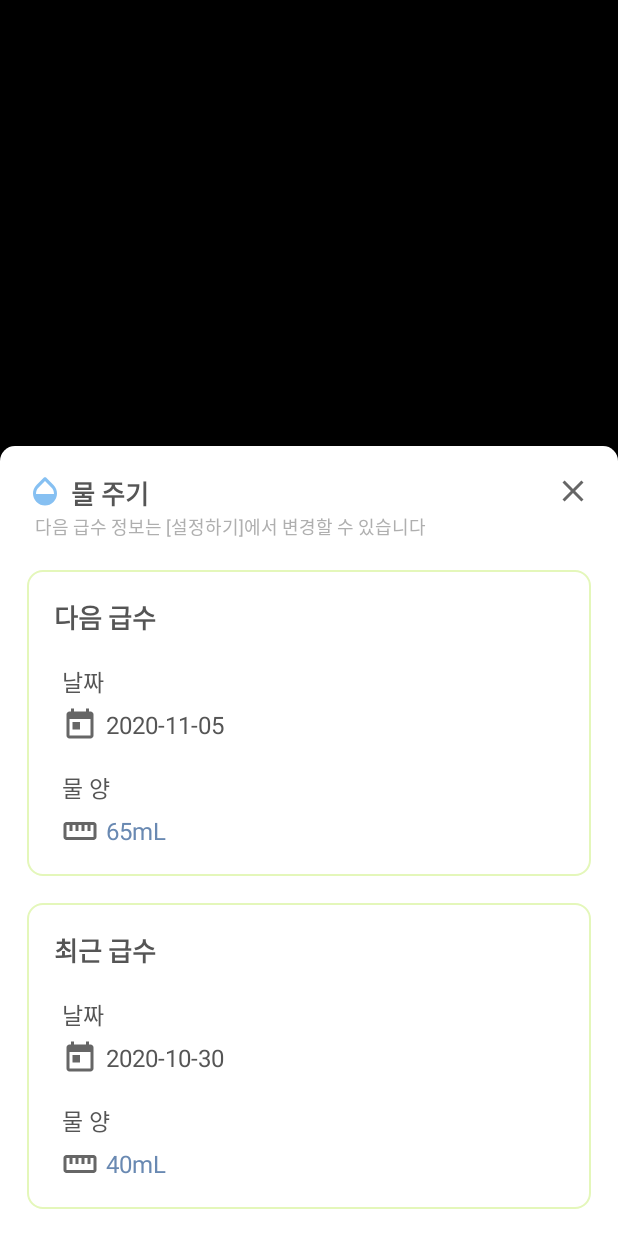
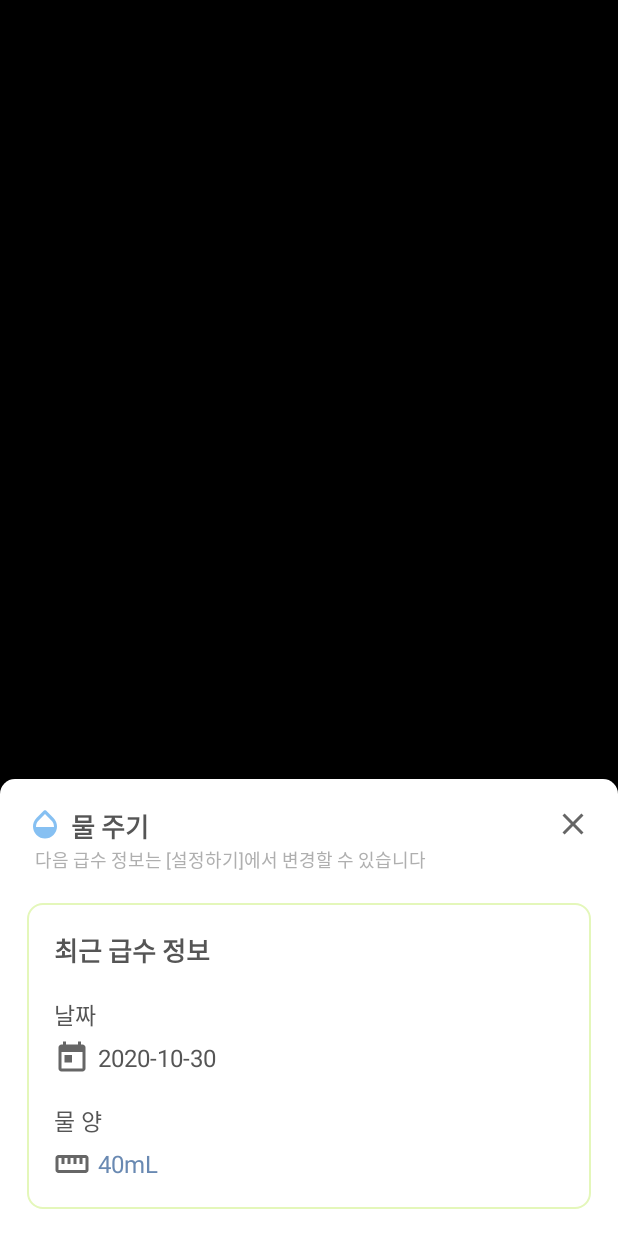
Before and after one commit to jiyeung-yun/teamc_capstone_design, an Android app: the WaterActivity screen opened directly, with no data from a screen before it, on a phone screen of 412 x 824 dp. Run offline under Robolectric (Android 15) with nearby library versions, the phone set to English and light mode, and no system bars; 4 statements that could not run were skipped.

Commit message:
주석 추가

```diff
--- a/Capstone/app/src/main/res/layout/activity_water.xml
+++ b/Capstone/app/src/main/res/layout/activity_water.xml
@@ -56,7 +56,8 @@
             android:textColor="@color/colorSubTitleFont"
             android:textSize="@dimen/sub_title_font_size" />
 
-        <LinearLayout
+        <!--
+                <LinearLayout
             android:id="@+id/view_next_watering"
             android:layout_width="match_parent"
             android:layout_height="wrap_content"
@@ -81,7 +82,6 @@
             <TextView
                 android:layout_width="match_parent"
                 android:layout_height="wrap_content"
-                android:layout_marginLeft="@dimen/block_title_padding"
                 android:layout_marginBottom="@dimen/block_title_padding"
                 android:layout_weight="1"
                 android:text="날짜"
@@ -89,9 +89,9 @@
                 android:textSize="@dimen/block_content_font_size" />
 
             <LinearLayout
+                android:id="@+id/ly_next_date"
                 android:layout_width="match_parent"
                 android:layout_height="match_parent"
-                android:layout_marginLeft="@dimen/block_title_padding"
                 android:layout_weight="1"
                 android:gravity="center_vertical"
                 android:orientation="horizontal">
@@ -116,7 +116,6 @@
             <TextView
                 android:layout_width="match_parent"
                 android:layout_height="wrap_content"
-                android:layout_marginLeft="@dimen/block_title_padding"
                 android:layout_marginTop="@dimen/side_padding"
                 android:layout_marginBottom="@dimen/block_title_padding"
                 android:layout_weight="1"
@@ -125,9 +124,9 @@
                 android:textSize="@dimen/block_content_font_size" />
 
             <LinearLayout
+                android:id="@+id/ly_next_vol"
                 android:layout_width="match_parent"
                 android:layout_height="wrap_content"
-                android:layout_marginLeft="@dimen/block_title_padding"
                 android:layout_weight="1"
                 android:gravity="center_vertical"
                 android:orientation="horizontal">
@@ -151,6 +150,9 @@
 
 
         </LinearLayout>
+
+
+        -->
 
         <LinearLayout
             android:id="@+id/view_prev_watering"
@@ -176,7 +178,6 @@
             <TextView
                 android:layout_width="match_parent"
                 android:layout_height="wrap_content"
-                android:layout_marginLeft="@dimen/block_title_padding"
                 android:layout_marginBottom="@dimen/block_title_padding"
                 android:layout_weight="1"
                 android:text="날짜"
@@ -184,9 +185,9 @@
                 android:textSize="@dimen/block_content_font_size" />
 
             <LinearLayout
+                android:id="@+id/ly_prev_date"
                 android:layout_width="match_parent"
                 android:layout_height="match_parent"
-                android:layout_marginLeft="@dimen/block_title_padding"
                 android:layout_weight="1"
                 android:gravity="center_vertical"
                 android:orientation="horizontal">
@@ -211,7 +212,6 @@
             <TextView
                 android:layout_width="match_parent"
                 android:layout_height="wrap_content"
-                android:layout_marginLeft="@dimen/block_title_padding"
                 android:layout_marginTop="@dimen/side_padding"
                 android:layout_marginBottom="@dimen/block_title_padding"
                 android:layout_weight="1"
@@ -220,9 +220,9 @@
                 android:textSize="@dimen/block_content_font_size" />
 
             <LinearLayout
+                android:id="@+id/ly_prev_vol"
                 android:layout_width="match_parent"
                 android:layout_height="wrap_content"
-                android:layout_marginLeft="@dimen/block_title_padding"
                 android:layout_weight="1"
                 android:gravity="center_vertical"
                 android:orientation="horizontal">
--- a/Capstone/app/src/main/res/values/strings.xml
+++ b/Capstone/app/src/main/res/values/strings.xml
@@ -19,8 +19,8 @@
     <string name="block_title_humidity">토양 습도</string>
     <string name="block_title_waterlevel">물탱크</string>
 
-    <string name="title_supply_prev">최근 급수</string>
-    <string name="title_supply_next">다음 급수</string>
+    <string name="title_supply_prev">최근 급수 정보</string>
+    <string name="title_supply_next">다음 급수 정보</string>
     <string name="title_user_watersize">사용자지정 물의 양</string>
 
     <string name="title_plant_kind">식물 종류</string>
```
Also changed, not shown: Capstone/app/src/main/java/com/Capstone/plantplant/DatabaseHelpter.java (+10 -11 lines).
